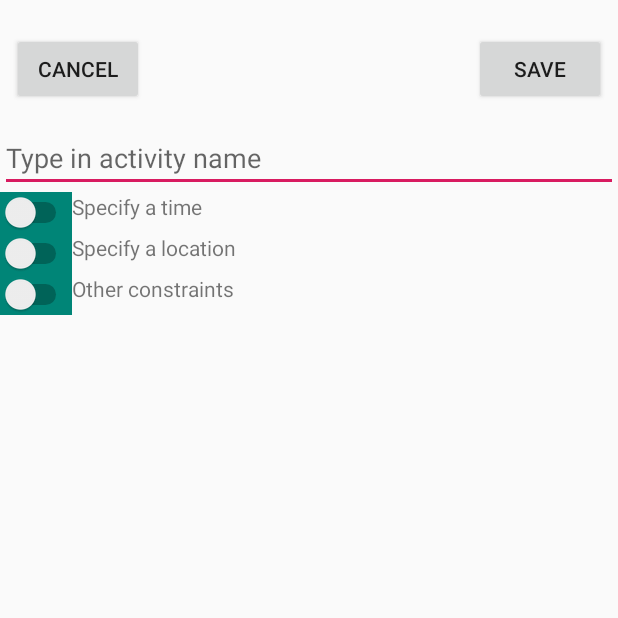
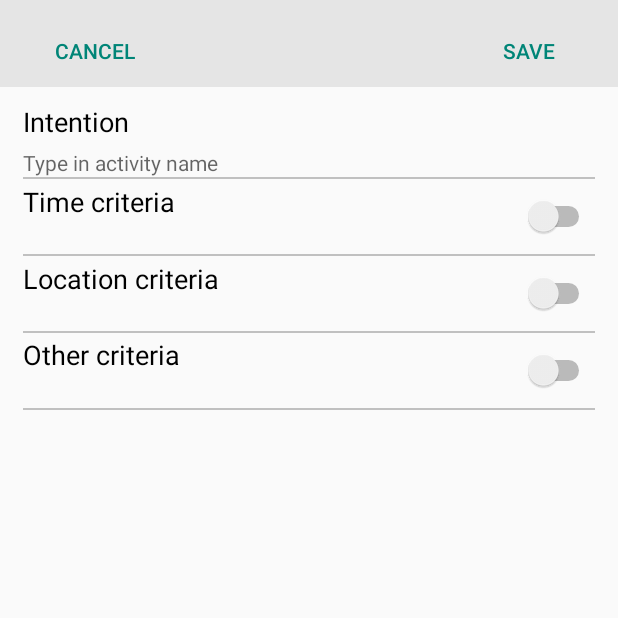
Before and after one commit to ErikLoo/Expandable-Layout-Trial, an Android app: the screen it shows after launch (config_activity), after a tap on an icon or button, on a phone screen of 412 x 824 dp, the top half of it. Run offline under Robolectric (Android 15) with nearby library versions, the phone set to English and light mode, and no system bars; libraries missing offline, so code that uses them is left out: com.webianks.library; 6 statements that could not run were skipped.

Commit message:
finished part of the asthestics. However the criteria list items get messed up

```diff
--- a/app/src/main/java/com/example/expandablelayouttrial/SetupTimeFragment.java
+++ b/app/src/main/java/com/example/expandablelayouttrial/SetupTimeFragment.java
@@ -244,6 +244,7 @@ public class SetupTimeFragment extends Fragment {
 
     public void get_time_from_frag(AtomPayment data) {
         data.setHour(hour);
+        if(mins.length()<=1) {mins = "0"+mins;} //add a zero if the mins is single digit
         data.setMins(mins);
         data.setDuration(duration);
         data.setRepeats(Arrays.toString(weekday));
--- a/app/src/main/java/com/example/expandablelayouttrial/config_activity.java
+++ b/app/src/main/java/com/example/expandablelayouttrial/config_activity.java
@@ -62,9 +62,9 @@ public class config_activity extends AppCompatActivity {
     }
 
     private void setUp(){
-        setupData((TextView) findViewById(R.id.label_name_time),(Switch) findViewById(R.id.switch_time),(View) findViewById(R.id.my_time_frag),"time");
-        setupData((TextView) findViewById(R.id.label_name_location),(Switch) findViewById(R.id.switch_location),(View) findViewById(R.id.my_map_frag),"location");
-        setupData((TextView) findViewById(R.id.label_name_constraints),(Switch) findViewById(R.id.switch_contraints),(View) findViewById(R.id.my_constraint_frag),"constraints");
+        setupData((TextView) findViewById(R.id.timeCriteria),(Switch) findViewById(R.id.switch_time),(View) findViewById(R.id.my_time_frag),"time");
+        setupData((TextView) findViewById(R.id.locationCriteria),(Switch) findViewById(R.id.switch_location),(View) findViewById(R.id.my_map_frag),"location");
+        setupData((TextView) findViewById(R.id.constraintCriteria),(Switch) findViewById(R.id.switch_contraints),(View) findViewById(R.id.my_constraint_frag),"constraints");
     }
 
     private void setupData(TextView tv,Switch sv,View cv,String Id){
@@ -277,11 +277,18 @@ public class config_activity extends AppCompatActivity {
         Intent data = new Intent();
 //        update_data();
         item_data.setName(act_name);
+        updateAll();
         data.putExtra("return_data",item_data);
         setResult(RESULT_OK,data);
         super.finish();
     }
 
+    public void updateAll(){
+
+            updateTime();
+            updateLocation();
+            updateConstraints();
+        }
 
     public void cancel() {
         Intent data = new Intent();
--- /dev/null
+++ b/app/src/main/res/drawable/cross.xml
@@ -0,0 +1,5 @@
+<?xml version="1.0" encoding="utf-8"?>
+<layer-list xmlns:android="http://schemas.android.com/apk/res/android">
+    <item android:drawable="@drawable/v_line"/>
+    <item android:drawable="@drawable/h_line"/>
+</layer-list>
--- /dev/null
+++ b/app/src/main/res/drawable/h_line.xml
@@ -0,0 +1,10 @@
+<?xml version="1.0" encoding="utf-8"?>
+<rotate xmlns:android="http://schemas.android.com/apk/res/android"
+    android:fromDegrees="90"
+    android:toDegrees="90">
+    <shape
+        android:shape="line">
+        <stroke android:width="2dp" android:color="#FFF"/>
+        <size android:height="20dp" />
+    </shape>
+</rotate>
--- /dev/null
+++ b/app/src/main/res/drawable/v_line.xml
@@ -0,0 +1,5 @@
+<?xml version="1.0" encoding="utf-8"?>
+<shape xmlns:android="http://schemas.android.com/apk/res/android" android:shape="line">
+    <stroke android:width="2dp" android:color="#FFF"/>
+    <size android:height="20dp" />
+</shape>
--- a/app/src/main/res/layout/activity_main.xml
+++ b/app/src/main/res/layout/activity_main.xml
@@ -15,8 +15,9 @@
             android:id="@+id/toolbar"
             android:layout_width="match_parent"
             android:layout_height="?attr/actionBarSize"
-            android:background="?attr/colorPrimary"
-            app:popupTheme="@style/AppTheme.PopupOverlay" />
+            android:background="@android:color/white"
+            app:popupTheme="@style/AppTheme.PopupOverlay"
+            app:titleTextColor="@android:color/black" />
 
     </com.google.android.material.appbar.AppBarLayout>
 
@@ -27,8 +28,8 @@
         android:layout_width="wrap_content"
         android:layout_height="wrap_content"
         android:layout_gravity="bottom|end"
-        app:maxImageSize="60dp"
         android:layout_margin="@dimen/fab_margin"
-        app:srcCompat="@drawable/fb" />
+        app:backgroundTint="@color/colorPrimary"
+        app:srcCompat="@drawable/cross" />
 
 </androidx.coordinatorlayout.widget.CoordinatorLayout>
--- a/app/src/main/res/layout/all_fragments.xml
+++ b/app/src/main/res/layout/all_fragments.xml
@@ -4,21 +4,75 @@
     xmlns:tools="http://schemas.android.com/tools"
     android:layout_width="match_parent"
     android:layout_height="match_parent"
-    android:translationY="14sp"
+    android:translationY="0dp"
     tools:context=".config_activity">
 
-    <ScrollView xmlns:android="http://schemas.android.com/apk/res/android"
-        xmlns:app="http://schemas.android.com/apk/res-auto"
-        xmlns:tools="http://schemas.android.com/tools"
+    <androidx.appcompat.widget.Toolbar
+        android:id="@+id/toolbar2"
+        android:layout_width="match_parent"
+        android:layout_height="wrap_content"
+        android:background="@color/darkWhite"
+        app:layout_constraintEnd_toEndOf="parent"
+        app:layout_constraintHorizontal_bias="0.0"
+        app:layout_constraintStart_toStartOf="parent"
+        app:layout_constraintTop_toTopOf="parent">
+
+        <androidx.constraintlayout.widget.ConstraintLayout
+            android:layout_width="match_parent"
+            android:layout_height="wrap_content"
+            android:background="@color/darkWhite"
+            tools:layout_editor_absoluteX="16dp">
+
+            <Button
+                android:id="@+id/cancel_button"
+                style="?android:attr/borderlessButtonStyle"
+                android:layout_width="wrap_content"
+                android:layout_height="wrap_content"
+                android:layout_marginStart="3dp"
+                android:layout_marginLeft="3dp"
+                android:layout_marginTop="10dp"
+                android:background="@null"
+                android:onClick="cancel_edit"
+                android:shadowColor="@color/colorPrimary"
+                android:text="CANCEL"
+                android:textColor="@color/colorPrimary"
+                app:layout_constraintStart_toStartOf="parent"
+                app:layout_constraintTop_toTopOf="parent" />
+
+            <Button
+                android:id="@+id/save_button"
+                style="?android:attr/borderlessButtonStyle"
+                android:layout_width="wrap_content"
+                android:layout_height="wrap_content"
+                android:layout_marginTop="10dp"
+                android:layout_marginEnd="15dp"
+                android:layout_marginRight="15dp"
+                android:background="@null"
+                android:onClick="save_setting_data"
+                android:text="SAVE"
+                android:textColor="@color/colorPrimary"
+                app:layout_constraintEnd_toEndOf="parent"
+                app:layout_constraintTop_toTopOf="parent" />
+
+        </androidx.constraintlayout.widget.ConstraintLayout>
+
+    </androidx.appcompat.widget.Toolbar>
+
+    <ScrollView
+        android:id="@+id/scrollView2"
         android:layout_width="match_parent"
         android:layout_height="match_parent"
+        android:layout_marginStart="15dp"
+        android:layout_marginLeft="15dp"
         android:layout_marginTop="70dp"
+        android:layout_marginEnd="15dp"
+        android:layout_marginRight="15dp"
         app:layout_constraintEnd_toEndOf="parent"
         app:layout_constraintStart_toStartOf="parent"
-        app:layout_constraintTop_toBottomOf="@+id/cancel_button"
+        app:layout_constraintTop_toBottomOf="@+id/toolbar2"
         tools:context=".config_activity">
 
-        <LinearLayout xmlns:android="http://schemas.android.com/apk/res/android"
+        <LinearLayout
             android:layout_width="match_parent"
             android:layout_height="match_parent"
             android:layout_marginTop="-1dp"
@@ -26,13 +80,37 @@
             app:layout_constraintTop_toTopOf="parent">
 
 
+            <TextView
+                android:id="@+id/textView"
+                android:layout_width="match_parent"
+                android:layout_height="30dp"
+                android:text="Intention"
+                android:textColor="@android:color/black"
+                android:textSize="18sp" />
+
             <EditText
-                android:id = "@+id/act_name"
+                android:id="@+id/act_name"
+                android:layout_width="wrap_content"
+                android:layout_height="wrap_content"
+                android:background="@null"
+                android:hint="Type in activity name"
+                android:textColor="@color/colorPrimary"
+                android:textSize="14sp" />
+
+            <View
                 android:layout_width="match_parent"
-                android:layout_height="wrap_content"
-                android:hint="Type in activity name" />
+                android:layout_height="1dp"
+                android:background="#c0c0c0"/>
 
-            <include layout="@layout/list_item_time" />
+            <include
+                layout="@layout/list_item_time"
+                android:layout_width="match_parent"
+                android:layout_height="50dp" />
+
+            <View
+                android:layout_width="match_parent"
+                android:layout_height="1dp"
+                android:background="#c0c0c0"/>
 
             <include
                 android:id="@+id/my_time_frag"
@@ -41,7 +119,15 @@
                 android:layout_height="wrap_content"
                 android:visibility="gone" />
 
-            <include layout="@layout/list_item_location" />
+            <include
+                layout="@layout/list_item_location"
+                android:layout_width="match_parent"
+                android:layout_height="50dp" />
+
+            <View
+                android:layout_width="match_parent"
+                android:layout_height="1dp"
+                android:background="#c0c0c0"/>
 
             <include
                 android:id="@+id/my_map_frag"
@@ -50,7 +136,15 @@
                 android:layout_height="wrap_content"
                 android:visibility="gone" />
 
-            <include layout="@layout/list_item_constraints" />
+            <include
+                layout="@layout/list_item_constraints"
+                android:layout_width="match_parent"
+                android:layout_height="50dp" />
+
+            <View
+                android:layout_width="match_parent"
+                android:layout_height="1dp"
+                android:background="#c0c0c0"/>
 
             <include
                 android:id="@+id/my_constraint_frag"
@@ -63,28 +157,4 @@
 
     </ScrollView>
 
-    <Button
-        android:id="@+id/cancel_button"
-        android:layout_width="wrap_content"
-        android:layout_height="wrap_content"
-        android:layout_marginStart="8dp"
-        android:layout_marginLeft="8dp"
-        android:layout_marginTop="8dp"
-        android:text="CANCEL"
-        android:onClick="cancel_edit"
-        app:layout_constraintStart_toStartOf="parent"
-        app:layout_constraintTop_toTopOf="parent" />
-
-    <Button
-        android:id="@+id/save_button"
-        android:layout_width="wrap_content"
-        android:layout_height="wrap_content"
-        android:layout_marginTop="8dp"
-        android:layout_marginEnd="8dp"
-        android:layout_marginRight="8dp"
-        android:text="SAVE"
-        android:onClick="save_setting_data"
-        app:layout_constraintEnd_toEndOf="parent"
-        app:layout_constraintTop_toTopOf="parent" />
-
 </androidx.constraintlayout.widget.ConstraintLayout>
--- a/app/src/main/res/layout/list_item.xml
+++ b/app/src/main/res/layout/list_item.xml
@@ -11,7 +11,8 @@
         android:layout_height="fill_parent"
         android:layout_weight="1"
         android:gravity="center"
-        android:textAppearance="?android:attr/textAppearanceSmall" />
+        android:textAppearance="?android:attr/textAppearanceSmall"
+        android:textSize="18sp" />
 
     <Switch
         android:id="@+id/switch2"
--- a/app/src/main/res/layout/list_item_constraints.xml
+++ b/app/src/main/res/layout/list_item_constraints.xml
@@ -5,22 +5,42 @@
     android:layout_height="fill_parent"
     android:orientation="horizontal" >
 
+
+    <LinearLayout
+        android:layout_width="wrap_content"
+        android:layout_height="match_parent"
+        android:layout_weight="1"
+        android:orientation="vertical">
+
+        <TextView
+            android:id="@+id/constraintCriteria"
+            android:layout_width="match_parent"
+            android:layout_height="wrap_content"
+            android:layout_weight="2"
+            android:text="Other criteria"
+            android:textColor="@android:color/black"
+            android:background="?attr/selectableItemBackground"
+            android:clickable="true"
+            android:gravity="left|center"
+            android:onClick="expand_and_collapse"
+            android:textSize="18sp" />
+
+        <TextView
+            android:id="@+id/label_name_constraints"
+            android:layout_width="match_parent"
+            android:layout_height="wrap_content"
+            android:layout_weight="1"
+            android:textAppearance="?android:attr/textAppearanceSmall"
+            android:textColor="@color/colorPrimary" />
+
+    </LinearLayout>
+
+
+
     <Switch
         android:id="@+id/switch_contraints"
         android:layout_width="wrap_content"
         android:layout_height="fill_parent"
-        android:background="@color/colorPrimary"
         android:shadowColor="#00696666" />
 
-    <TextView
-        android:id="@+id/label_name_constraints"
-        android:text="Other constraints"
-        android:layout_width="319dp"
-        android:layout_height="fill_parent"
-        android:layout_weight="1"
-        android:clickable="true"
-        android:onClick="expand_and_collapse"
-        android:background="?attr/selectableItemBackground"
-        android:textAppearance="?android:attr/textAppearanceSmall" />
-
 </LinearLayout>
--- a/app/src/main/res/layout/list_item_cooking.xml
+++ b/app/src/main/res/layout/list_item_cooking.xml
@@ -20,7 +20,7 @@
         android:background="?attr/selectableItemBackground"
         android:clickable="true"
         android:gravity="center_vertical"
-        android:text="You are"
+        android:text="You are cooking"
         android:textAppearance="?android:attr/textAppearanceSmall" />
 
 </LinearLayout>
--- a/app/src/main/res/layout/list_item_location.xml
+++ b/app/src/main/res/layout/list_item_location.xml
@@ -5,22 +5,44 @@
     android:layout_height="fill_parent"
     android:orientation="horizontal" >
 
+
+    <LinearLayout
+        android:layout_width="wrap_content"
+        android:layout_height="match_parent"
+        android:layout_weight="1"
+        android:orientation="vertical">
+
+        <TextView
+            android:id="@+id/locationCriteria"
+            android:layout_width="match_parent"
+            android:layout_height="wrap_content"
+            android:layout_weight="2"
+            android:text="Location criteria"
+            android:gravity="left|center"
+            android:textColor="@android:color/black"
+            android:background="?attr/selectableItemBackground"
+            android:clickable="true"
+            android:onClick="expand_and_collapse"
+            android:textSize="18sp" />
+
+
+        <TextView
+            android:id="@+id/label_name_location"
+            android:layout_width="match_parent"
+            android:layout_height="wrap_content"
+            android:gravity="bottom"
+            android:layout_weight="1"
+            android:textAppearance="?android:attr/textAppearanceSmall"
+            android:textColor="@color/colorPrimary"
+            android:textSize="12sp" />
+
+    </LinearLayout>
+
+
     <Switch
         android:id="@+id/switch_location"
         android:layout_width="wrap_content"
         android:layout_height="fill_parent"
-        android:background="@color/colorPrimary"
         android:shadowColor="#00696666" />
 
-    <TextView
-        android:id="@+id/label_name_location"
-        android:text="Specify a location"
-        android:layout_width="319dp"
-        android:layout_height="fill_parent"
-        android:layout_weight="1"
-        android:clickable="true"
-        android:onClick="expand_and_collapse"
-        android:background="?attr/selectableItemBackground"
-        android:textAppearance="?android:attr/textAppearanceSmall" />
-
 </LinearLayout>
--- a/app/src/main/res/layout/list_item_time.xml
+++ b/app/src/main/res/layout/list_item_time.xml
@@ -5,22 +5,42 @@
     android:layout_height="fill_parent"
     android:orientation="horizontal" >
 
+    <LinearLayout
+        android:layout_width="wrap_content"
+        android:layout_height="match_parent"
+        android:layout_weight="1"
+        android:orientation="vertical">
+
+        <TextView
+            android:id="@+id/timeCriteria"
+            android:layout_width="match_parent"
+            android:layout_height="wrap_content"
+            android:layout_weight="2"
+            android:text="Time criteria"
+            android:clickable="true"
+            android:gravity="left|center"
+            android:onClick="expand_and_collapse"
+            android:textColor="@android:color/black"
+            android:background="?attr/selectableItemBackground"
+            android:textSize="18sp" />
+
+        <TextView
+            android:id="@+id/label_name_time"
+            android:layout_width="match_parent"
+            android:layout_height="wrap_content"
+            android:gravity="bottom"
+            android:layout_weight="1"
+            android:textAppearance="?android:attr/textAppearanceSmall"
+            android:textColor="@color/colorPrimary"
+            android:textSize="12sp" />
+
+    </LinearLayout>
+
+
     <Switch
         android:id="@+id/switch_time"
         android:layout_width="wrap_content"
-        android:layout_height="fill_parent"
-        android:background="@color/colorPrimary"
+        android:layout_height="match_parent"
         android:shadowColor="#00696666" />
 
-    <TextView
-        android:id="@+id/label_name_time"
-        android:text="Specify a time"
-        android:layout_width="319dp"
-        android:layout_height="fill_parent"
-        android:layout_weight="1"
-        android:clickable="true"
-        android:onClick="expand_and_collapse"
-        android:background="?attr/selectableItemBackground"
-        android:textAppearance="?android:attr/textAppearanceSmall" />
-
 </LinearLayout>
--- a/app/src/main/res/layout/setup_constraints.xml
+++ b/app/src/main/res/layout/setup_constraints.xml
@@ -8,32 +8,32 @@
 
     <include
         layout="@layout/list_item_walking"
-        android:layout_width="match_parent"
+        android:layout_width="wrap_content"
         android:layout_height="@dimen/list_item_height" />
 
     <include
         layout="@layout/list_item_showering"
-        android:layout_width="match_parent"
+        android:layout_width="wrap_content"
         android:layout_height="@dimen/list_item_height" />
 
     <include
         layout="@layout/list_item_cooking"
-        android:layout_width="match_parent"
+        android:layout_width="wrap_content"
         android:layout_height="@dimen/list_item_height" />
 
     <include
         layout="@layout/list_item_holding"
-        android:layout_width="match_parent"
+        android:layout_width="wrap_content"
         android:layout_height="@dimen/list_item_height" />
 
     <include
         layout="@layout/list_item_looking"
-        android:layout_width="match_parent"
+        android:layout_width="wrap_content"
         android:layout_height="@dimen/list_item_height" />
 
     <include
         layout="@layout/list_item_not_moving"
-        android:layout_width="match_parent"
+        android:layout_width="wrap_content"
         android:layout_height="@dimen/list_item_height" />
 
 </LinearLayout>
--- a/app/src/main/res/values/colors.xml
+++ b/app/src/main/res/values/colors.xml
@@ -3,4 +3,5 @@
     <color name="colorPrimary">#008577</color>
     <color name="colorPrimaryDark">#00574B</color>
     <color name="colorAccent">#D81B60</color>
+    <color name="darkWhite">#E5E5E5</color>
 </resources>
--- a/app/src/main/res/values/strings.xml
+++ b/app/src/main/res/values/strings.xml
@@ -1,5 +1,5 @@
 <resources>
-    <string name="app_name">Expandable Layout Trial</string>
+    <string name="app_name">INTENTION MINDER</string>
     <string name="action_settings">Settings</string>
     <string name="EnterPays_atomPay_nameHint">new intention</string>
     <string name="EnterPays_TextView_ZeroValue">0</string>
```
Also changed, not shown: app/src/main/res/drawable/add_sign.png (deleted), app/src/main/res/drawable/arrow_left.png, app/src/main/res/drawable/plus_sign.png (added), app/src/main/res/drawable/plus_sign2.png (added).
